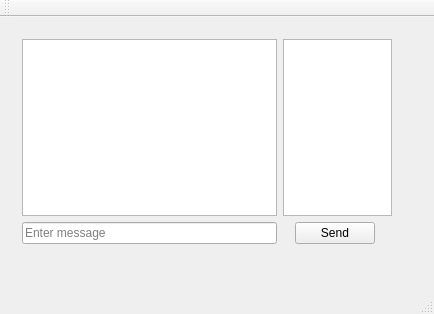
metastableB/NetworkProgramming, file Ass3_socket/Network-Chat-Single/chatwindow.ui: the form before one commit.
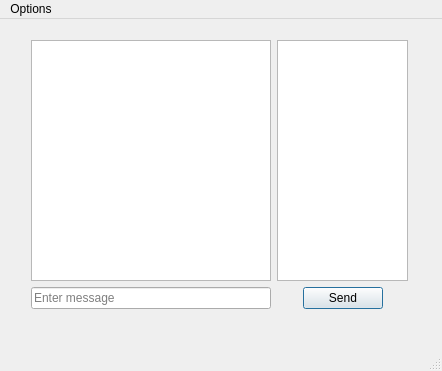
The form after the commit.

```diff
--- a/Ass3_socket/Network-Chat-Single/chatwindow.ui
+++ b/Ass3_socket/Network-Chat-Single/chatwindow.ui
@@ -6,28 +6,34 @@
    <rect>
     <x>0</x>
     <y>0</y>
-    <width>434</width>
-    <height>314</height>
+    <width>442</width>
+    <height>371</height>
    </rect>
   </property>
   <property name="windowTitle">
    <string>ChatWindow</string>
   </property>
   <widget class="QWidget" name="centralWidget">
-   <widget class="QWidget" name="">
+   <widget class="QWidget" name="layoutWidget">
     <property name="geometry">
      <rect>
-      <x>11</x>
-      <y>11</y>
-      <width>393</width>
-      <height>227</height>
+      <x>20</x>
+      <y>10</y>
+      <width>399</width>
+      <height>291</height>
      </rect>
     </property>
-    <layout class="QHBoxLayout" name="horizontalLayout_2">
+    <layout class="QHBoxLayout" name="horizontalLayout_4">
      <item>
       <layout class="QVBoxLayout" name="verticalLayout_2">
        <item>
         <widget class="QTextEdit" name="messageEcho">
+         <property name="maximumSize">
+          <size>
+           <width>16777215</width>
+           <height>260</height>
+          </size>
+         </property>
          <property name="readOnly">
           <bool>true</bool>
          </property>
@@ -43,18 +49,26 @@
       </layout>
      </item>
      <item>
-      <layout class="QVBoxLayout" name="verticalLayout">
+      <layout class="QVBoxLayout" name="verticalLayout_3">
        <item>
         <widget class="QListWidget" name="friendsList">
+         <property name="minimumSize">
+          <size>
+           <width>131</width>
+           <height>0</height>
+          </size>
+         </property>
          <property name="maximumSize">
           <size>
-           <width>109</width>
+           <width>131</width>
            <height>16777215</height>
           </size>
          </property>
         </widget>
        </item>
        <item>
+        <layout class="QVBoxLayout" name="verticalLayout">
+         <item>
         <layout class="QHBoxLayout" name="horizontalLayout">
          <item>
           <spacer name="horizontalSpacer">
@@ -74,6 +88,12 @@
            <property name="text">
             <string>Send</string>
            </property>
+             <property name="autoDefault">
+              <bool>true</bool>
+             </property>
+             <property name="default">
+              <bool>true</bool>
+             </property>
           </widget>
          </item>
          <item>
@@ -94,27 +114,51 @@
       </layout>
      </item>
     </layout>
+     </item>
+    </layout>
    </widget>
   </widget>
-  <widget class="QToolBar" name="mainToolBar">
-   <attribute name="toolBarArea">
-    <enum>TopToolBarArea</enum>
-   </attribute>
-   <attribute name="toolBarBreak">
-    <bool>false</bool>
-   </attribute>
-  </widget>
   <widget class="QStatusBar" name="statusBar"/>
   <widget class="QMenuBar" name="menuBar">
    <property name="geometry">
     <rect>
      <x>0</x>
      <y>0</y>
-     <width>434</width>
+     <width>442</width>
      <height>20</height>
     </rect>
    </property>
-  </widget>
+   <property name="contextMenuPolicy">
+    <enum>Qt::ActionsContextMenu</enum>
+   </property>
+   <property name="layoutDirection">
+    <enum>Qt::LeftToRight</enum>
+   </property>
+   <property name="defaultUp">
+    <bool>true</bool>
+   </property>
+   <widget class="QMenu" name="menuFile">
+    <property name="focusPolicy">
+     <enum>Qt::NoFocus</enum>
+    </property>
+    <property name="title">
+     <string>Options</string>
+    </property>
+    <addaction name="actionAdd_Friend"/>
+    <addaction name="actionExit"/>
+   </widget>
+   <addaction name="menuFile"/>
+  </widget>
+  <action name="actionAdd_Friend">
+   <property name="text">
+    <string>Add Friend</string>
+   </property>
+  </action>
+  <action name="actionExit">
+   <property name="text">
+    <string>Exit</string>
+   </property>
+  </action>
  </widget>
  <layoutdefault spacing="6" margin="11"/>
  <resources/>
```
Left out of the diff: 34 changed lines with no effect on the pictures. Lines whose indentation alone changed are shown as unchanged.
